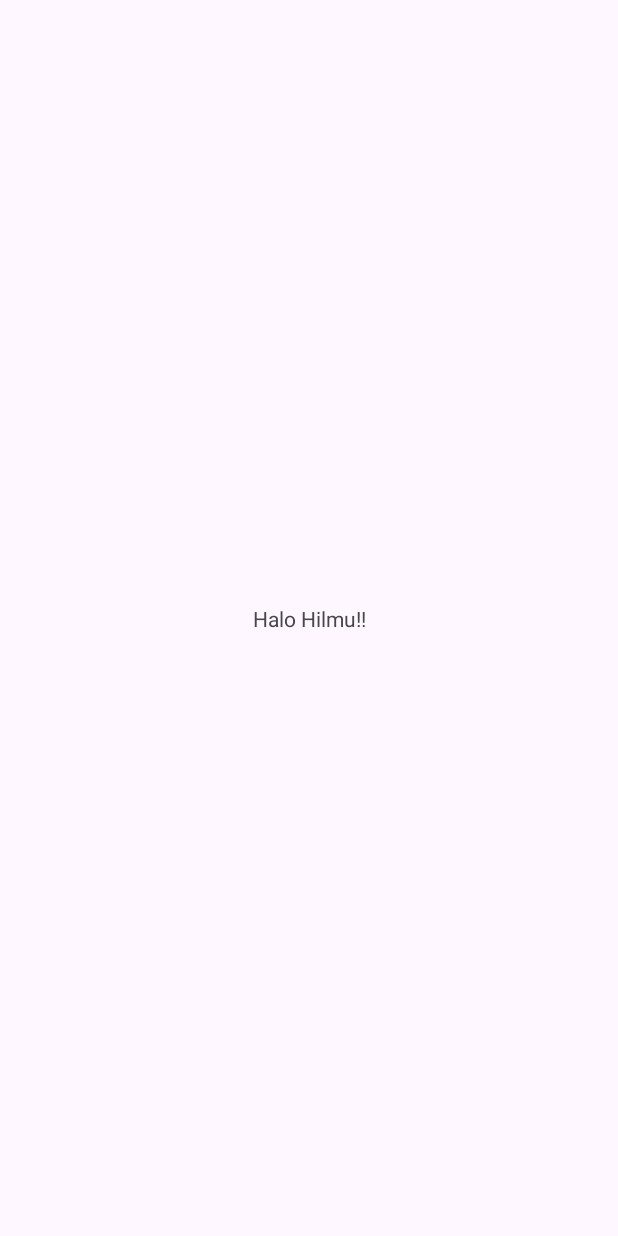
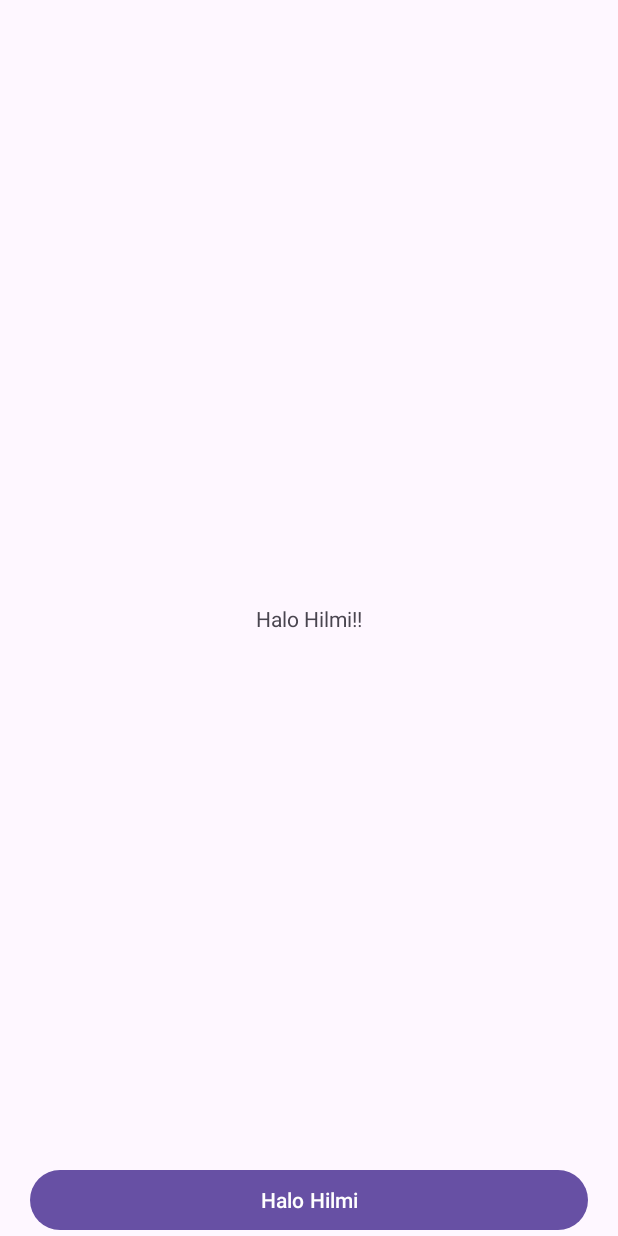
Before and after one commit to syamsudinhilmi/trashtech-project, an Android app: the screen it shows after launch (MainActivity), on a phone screen of 412 x 824 dp. Before the commit the screen is almost empty. Run offline under Robolectric (Android 15) with nearby library versions, the phone set to English and light mode, and no system bars.

Commit message:
button 1

```diff
--- a/app/src/main/res/layout/activity_main.xml
+++ b/app/src/main/res/layout/activity_main.xml
@@ -9,10 +9,21 @@
 	<TextView
 		android:layout_width="wrap_content"
 		android:layout_height="wrap_content"
-		android:text="Halo Hilmu!!"
+		android:text="Halo Hilmi!!"
 		app:layout_constraintBottom_toBottomOf="parent"
 		app:layout_constraintEnd_toEndOf="parent"
 		app:layout_constraintStart_toStartOf="parent"
 		app:layout_constraintTop_toTopOf="parent" />
 
+	<Button
+		android:id="@+id/button1"
+		android:layout_width="match_parent"
+		android:layout_height="wrap_content"
+		android:layout_marginHorizontal="20dp"
+		app:layout_constraintBottom_toBottomOf="parent"
+		app:layout_constraintEnd_toEndOf="parent"
+		app:layout_constraintStart_toStartOf="parent"
+		android:text="Halo Hilmi"
+		/>
+
 </androidx.constraintlayout.widget.ConstraintLayout>
```
